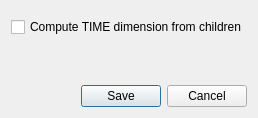
This is src/ui/qgsgroupwmsdatadialogbase.ui in qgis/QGIS as Qt 5 draws it before an edit. The edited form follows.
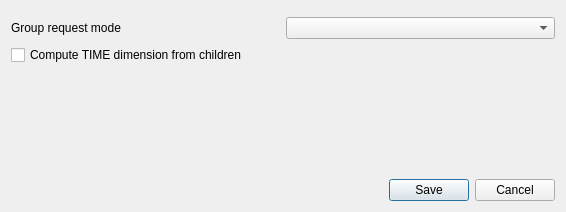
This is the edited form. Icons and pictures are not drawn. Custom widgets are drawn as their Qt base class.

```diff
--- a/src/ui/qgsgroupwmsdatadialogbase.ui
+++ b/src/ui/qgsgroupwmsdatadialogbase.ui
@@ -3,7 +3,15 @@
  <class>QgsGroupWMSDataDialogBase</class>
  <widget class="QDialog" name="QgsGroupWMSDataDialogBase">
   <property name="windowModality">
-   <enum>Qt::WindowModal</enum>
+   <enum>Qt::WindowModality::WindowModal</enum>
+  </property>
+  <property name="geometry">
+   <rect>
+    <x>0</x>
+    <y>0</y>
+    <width>566</width>
+    <height>212</height>
+   </rect>
   </property>
   <property name="windowTitle">
    <string>Set Group WMS Data</string>
@@ -26,8 +34,8 @@
        <rect>
         <x>0</x>
         <y>0</y>
-        <width>272</width>
-        <height>83</height>
+        <width>548</width>
+        <height>162</height>
        </rect>
       </property>
       <layout class="QVBoxLayout" name="verticalLayout_2">
@@ -46,6 +54,24 @@
        <item>
         <widget class="QgsMapLayerServerPropertiesWidget" name="mMapLayerServerPropertiesWidget" native="true"/>
        </item>
+       <item>
+        <layout class="QHBoxLayout" name="group_request_layout">
+         <item>
+          <widget class="QLabel" name="label">
+           <property name="text">
+            <string>Group request mode</string>
+           </property>
+          </widget>
+         </item>
+         <item>
+          <widget class="QComboBox" name="mGroupRequestModeCombo">
+           <property name="toolTip">
+            <string>&lt;html&gt;&lt;head/&gt;&lt;body&gt;&lt;p&gt;An &lt;span style=&quot; font-weight:700;&quot;&gt;opaque&lt;/span&gt; layer group behaves like a single layer. It can be requested, but its children cannot. Still the children are rendered in GetMap, GetFeatureInfo, etc. when requesting the opaque layer group.&lt;/p&gt;&lt;/body&gt;&lt;/html&gt;</string>
+           </property>
+          </widget>
+         </item>
+        </layout>
+       </item>
        <item>
         <widget class="QCheckBox" name="mComputeTimeDimension">
          <property name="toolTip">
```
Left out of the diff: 8 changed lines with no effect on the pictures.
